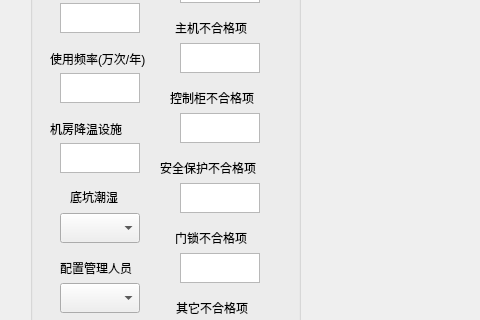
llittleTomato/DTBP, file QT5/main.ui: the form before one commit; both pictures show x 0 to 480 and y 317 to 637 of the 1024 by 768 pixel window.
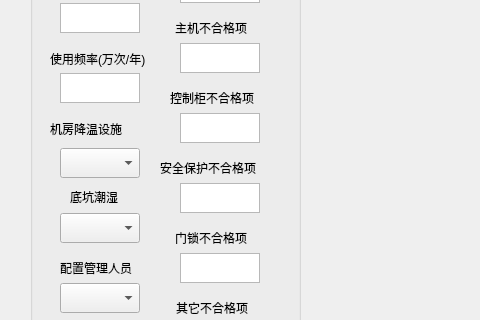
The form after the commit. Icons and pictures are not drawn.

The edit to the form file:
```diff
--- a/QT5/main.ui
+++ b/QT5/main.ui
@@ -107,16 +107,6 @@
     <string>配置管理人员</string>
    </property>
   </widget>
-  <widget class="QTextEdit" name="textEdit_jw">
-   <property name="geometry">
-    <rect>
-     <x>60</x>
-     <y>460</y>
-     <width>80</width>
-     <height>30</height>
-    </rect>
-   </property>
-  </widget>
   <widget class="QTextEdit" name="textEdit_gz">
    <property name="geometry">
     <rect>
@@ -484,6 +474,16 @@
      </rect>
     </property>
    </widget>
+   <widget class="QComboBox" name="comboBox_dk_2">
+    <property name="geometry">
+     <rect>
+      <x>30</x>
+      <y>415</y>
+      <width>80</width>
+      <height>30</height>
+     </rect>
+    </property>
+   </widget>
   </widget>
   <widget class="QGroupBox" name="groupBox_2">
    <property name="geometry">
```
Left out of the diff: 1 changed line with no effect on the pictures.
